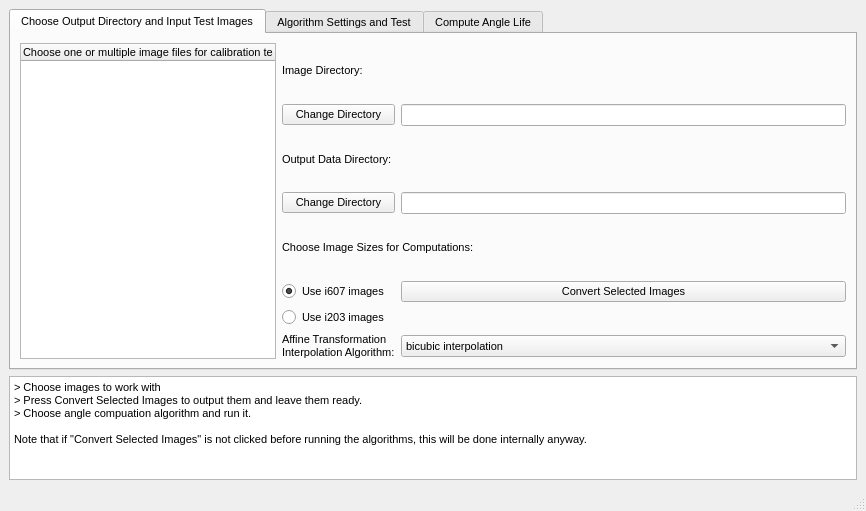
Qt form GUI/Design.ui (Oiangu9/Conical_Refraction_Polarimeter) before a commit.
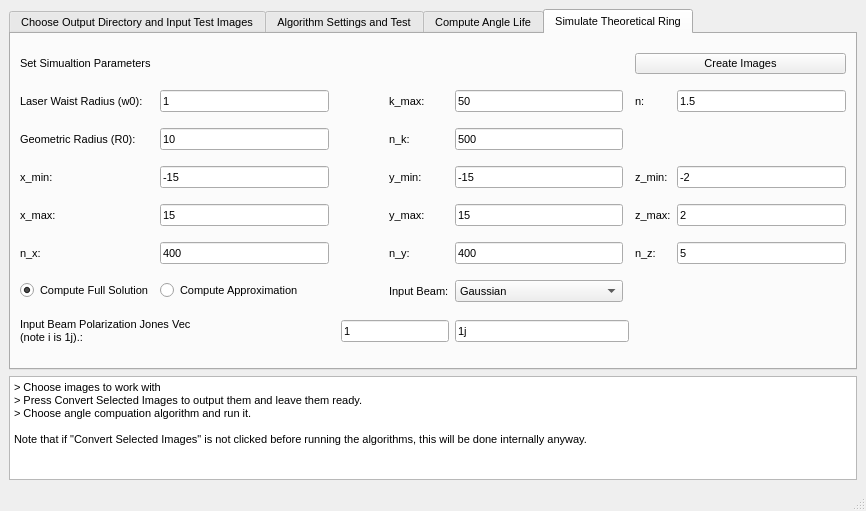
The same form after that commit. The open tabs and pages were chosen to show the change.

Commit message: CR ring simualtor implemented and fully operational!

Patch:
```diff
--- a/GUI/Design.ui
+++ b/GUI/Design.ui
@@ -72,20 +72,13 @@
        </sizepolicy>
       </property>
       <property name="currentIndex">
-       <number>0</number>
+       <number>3</number>
       </property>
       <widget class="QWidget" name="tab">
        <attribute name="title">
         <string>Choose Output Directory and Input Test Images</string>
        </attribute>
        <layout class="QGridLayout" name="gridLayout">
-        <item row="0" column="2">
-         <widget class="QLabel" name="label_2">
-          <property name="text">
-           <string>Image Directory:</string>
-          </property>
-         </widget>
-        </item>
         <item row="1" column="2">
          <widget class="QPushButton" name="change_image_directory">
           <property name="text">
@@ -226,6 +219,13 @@
           </column>
          </widget>
         </item>
+        <item row="0" column="2" colspan="2">
+         <widget class="QLabel" name="label_2">
+          <property name="text">
+           <string>Input Image Directory:</string>
+          </property>
+         </widget>
+        </item>
        </layout>
       </widget>
       <widget class="QWidget" name="tab_2">
@@ -1633,6 +1633,289 @@
         </item>
        </layout>
       </widget>
+      <widget class="QWidget" name="tab_15">
+       <attribute name="title">
+        <string>Simulate Theoretical Ring</string>
+       </attribute>
+       <layout class="QGridLayout" name="gridLayout_12">
+        <item row="6" column="8">
+         <widget class="QLabel" name="label_44">
+          <property name="text">
+           <string>z_max:</string>
+          </property>
+         </widget>
+        </item>
+        <item row="6" column="6">
+         <widget class="QLineEdit" name="ymax">
+          <property name="text">
+           <string>15</string>
+          </property>
+         </widget>
+        </item>
+        <item row="5" column="9">
+         <widget class="QLineEdit" name="zmin">
+          <property name="text">
+           <string>-2</string>
+          </property>
+         </widget>
+        </item>
+        <item row="9" column="5">
+         <widget class="QLabel" name="label_51">
+          <property name="text">
+           <string>Input Beam:</string>
+          </property>
+         </widget>
+        </item>
+        <item row="1" column="0">
+         <widget class="QLabel" name="label_32">
+          <property name="text">
+           <string>Laser Waist Radius (w0):</string>
+          </property>
+         </widget>
+        </item>
+        <item row="9" column="6">
+         <widget class="QComboBox" name="beam">
+          <item>
+           <property name="text">
+            <string>Gaussian</string>
+           </property>
+          </item>
+         </widget>
+        </item>
+        <item row="7" column="6">
+         <widget class="QLineEdit" name="ny">
+          <property name="text">
+           <string>400</string>
+          </property>
+         </widget>
+        </item>
+        <item row="5" column="5">
+         <widget class="QLabel" name="label_36">
+          <property name="text">
+           <string>y_min:</string>
+          </property>
+         </widget>
+        </item>
+        <item row="12" column="0" colspan="3">
+         <widget class="QLabel" name="label_52">
+          <property name="text">
+           <string>Input Beam Polarization Jones Vec
+(note i is 1j).:</string>
+          </property>
+         </widget>
+        </item>
+        <item row="12" column="3" colspan="3">
+         <widget class="QLineEdit" name="polar0">
+          <property name="text">
+           <string>1</string>
+          </property>
+         </widget>
+        </item>
+        <item row="12" column="6" colspan="2">
+         <widget class="QLineEdit" name="polar1">
+          <property name="text">
+           <string>1j</string>
+          </property>
+         </widget>
+        </item>
+        <item row="5" column="8">
+         <widget class="QLabel" name="label_43">
+          <property name="text">
+           <string>z_min:</string>
+          </property>
+         </widget>
+        </item>
+        <item row="1" column="1">
+         <widget class="QLineEdit" name="w0">
+          <property name="text">
+           <string>1</string>
+          </property>
+         </widget>
+        </item>
+        <item row="7" column="8">
+         <widget class="QLabel" name="label_48">
+          <property name="text">
+           <string>n_z:</string>
+          </property>
+         </widget>
+        </item>
+        <item row="3" column="5">
+         <widget class="QLabel" name="label_50">
+          <property name="text">
+           <string>n_k:</string>
+          </property>
+         </widget>
+        </item>
+        <item row="0" column="0" colspan="2">
+         <widget class="QLabel" name="label_14">
+          <property name="font">
+           <font>
+            <italic>false</italic>
+           </font>
+          </property>
+          <property name="text">
+           <string>Set Simualtion Parameters</string>
+          </property>
+         </widget>
+        </item>
+        <item row="6" column="5">
+         <widget class="QLabel" name="label_37">
+          <property name="text">
+           <string>y_max:</string>
+          </property>
+         </widget>
+        </item>
+        <item row="3" column="1">
+         <widget class="QLineEdit" name="R0">
+          <property name="text">
+           <string>10</string>
+          </property>
+         </widget>
+        </item>
+        <item row="3" column="6">
+         <widget class="QLineEdit" name="nk">
+          <property name="text">
+           <string>500</string>
+          </property>
+         </widget>
+        </item>
+        <item row="3" column="0">
+         <widget class="QLabel" name="label_33">
+          <property name="text">
+           <string>Geometric Radius (R0):</string>
+          </property>
+         </widget>
+        </item>
+        <item row="1" column="6">
+         <widget class="QLineEdit" name="kmax">
+          <property name="text">
+           <string>50</string>
+          </property>
+         </widget>
+        </item>
+        <item row="1" column="5">
+         <widget class="QLabel" name="label_49">
+          <property name="text">
+           <string>k_max:</string>
+          </property>
+         </widget>
+        </item>
+        <item row="7" column="5">
+         <widget class="QLabel" name="label_47">
+          <property name="text">
+           <string>n_y:</string>
+          </property>
+         </widget>
+        </item>
+        <item row="5" column="6">
+         <widget class="QLineEdit" name="ymin">
+          <property name="text">
+           <string>-15</string>
+          </property>
+         </widget>
+        </item>
+        <item row="7" column="9">
+         <widget class="QLineEdit" name="nz">
+          <property name="text">
+           <string>5</string>
+          </property>
+         </widget>
+        </item>
+        <item row="6" column="9">
+         <widget class="QLineEdit" name="zmax">
+          <property name="text">
+           <string>2</string>
+          </property>
+         </widget>
+        </item>
+        <item row="5" column="0">
+         <widget class="QLabel" name="label_34">
+          <property name="text">
+           <string>x_min:</string>
+          </property>
+         </widget>
+        </item>
+        <item row="5" column="1">
+         <widget class="QLineEdit" name="xmin">
+          <property name="text">
+           <string>-15</string>
+          </property>
+         </widget>
+        </item>
+        <item row="6" column="0">
+         <widget class="QLabel" name="label_35">
+          <property name="text">
+           <string>x_max:</string>
+          </property>
+         </widget>
+        </item>
+        <item row="6" column="1">
+         <widget class="QLineEdit" name="xmax">
+          <property name="text">
+           <string>15</string>
+          </property>
+         </widget>
+        </item>
+        <item row="7" column="0">
+         <widget class="QLabel" name="label_45">
+          <property name="text">
+           <string>n_x:</string>
+          </property>
+         </widget>
+        </item>
+        <item row="7" column="1">
+         <widget class="QLineEdit" name="nx">
+          <property name="text">
+           <string>400</string>
+          </property>
+         </widget>
+        </item>
+        <item row="9" column="0">
+         <widget class="QRadioButton" name="fullSimulation">
+          <property name="text">
+           <string>Compute Full Solution</string>
+          </property>
+          <property name="checked">
+           <bool>true</bool>
+          </property>
+          <attribute name="buttonGroup">
+           <string notr="true">buttonGroup_17</string>
+          </attribute>
+         </widget>
+        </item>
+        <item row="9" column="1">
+         <widget class="QRadioButton" name="approxSimulation">
+          <property name="text">
+           <string>Compute Approximation</string>
+          </property>
+          <attribute name="buttonGroup">
+           <string notr="true">buttonGroup_17</string>
+          </attribute>
+         </widget>
+        </item>
+        <item row="0" column="8" colspan="2">
+         <widget class="QPushButton" name="createImages">
+          <property name="text">
+           <string>Create Images</string>
+          </property>
+         </widget>
+        </item>
+        <item row="1" column="8">
+         <widget class="QLabel" name="label_53">
+          <property name="text">
+           <string>n:</string>
+          </property>
+         </widget>
+        </item>
+        <item row="1" column="9">
+         <widget class="QLineEdit" name="n">
+          <property name="text">
+           <string>1.5</string>
+          </property>
+         </widget>
+        </item>
+       </layout>
+      </widget>
      </widget>
     </item>
    </layout>
```
Left out of the diff: 21 changed lines with no effect on the pictures. The commit also changes 4 other files.
